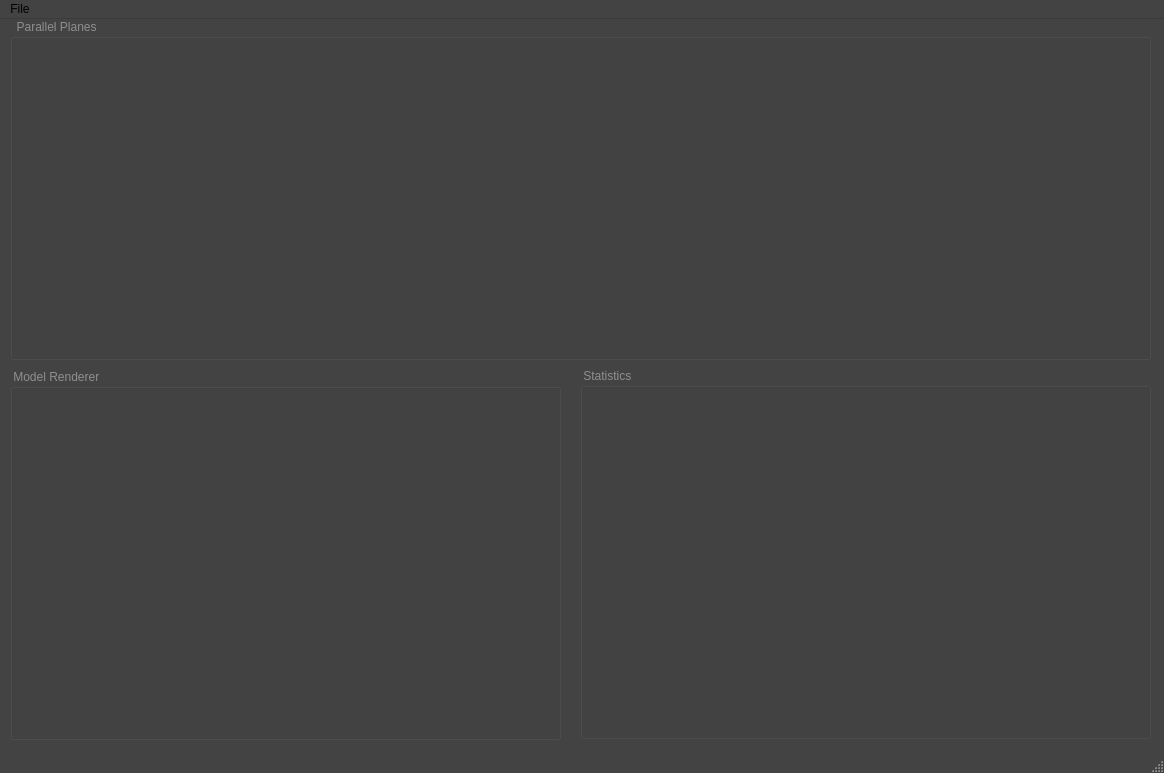
First picture: the form in MainWindow.ui, repository Jerdak/MassHeatMap, before the edit.
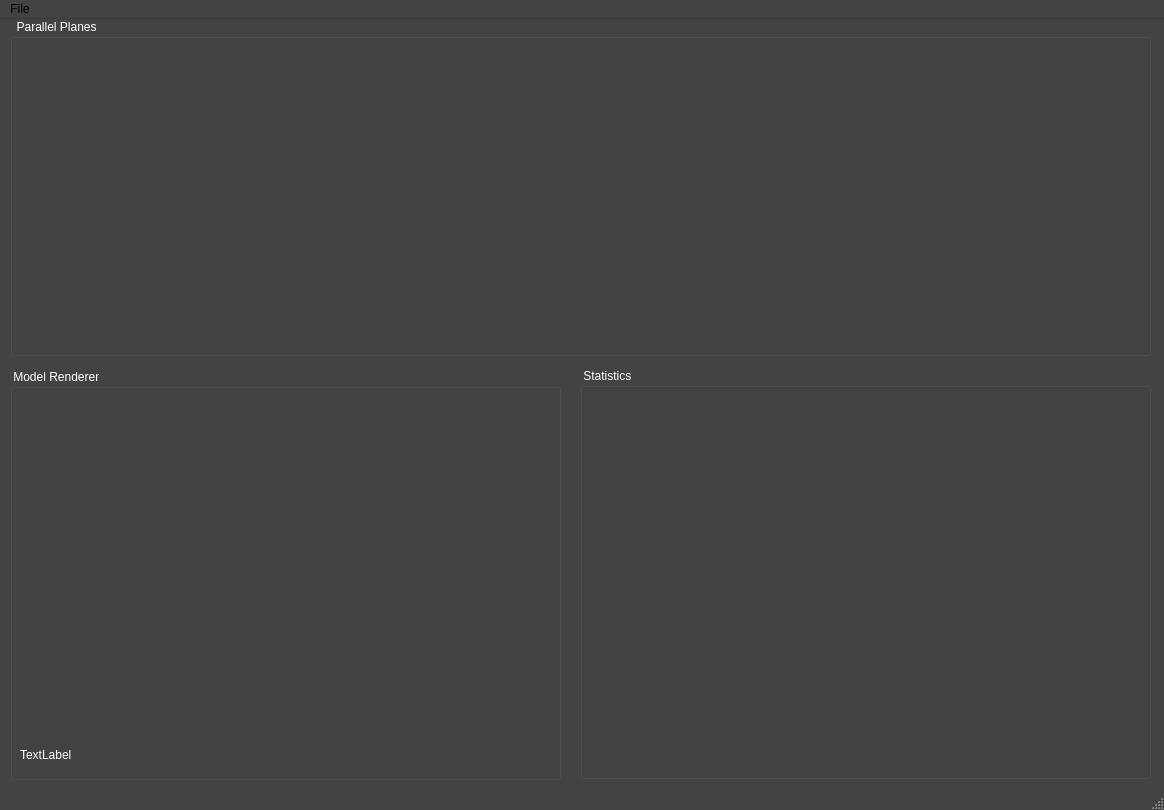
Second picture: the form after the edit. Custom widgets are drawn as their Qt base class.

What changed in the file:
```diff
--- a/MainWindow.ui
+++ b/MainWindow.ui
@@ -7,7 +7,7 @@
     <x>0</x>
     <y>0</y>
     <width>1164</width>
-    <height>773</height>
+    <height>810</height>
    </rect>
   </property>
   <property name="minimumSize">
@@ -182,9 +182,46 @@
       <x>10</x>
       <y>0</y>
       <width>1141</width>
-      <height>341</height>
+      <height>337</height>
      </rect>
     </property>
+    <property name="palette">
+     <palette>
+      <active>
+       <colorrole role="WindowText">
+        <brush brushstyle="SolidPattern">
+         <color alpha="255">
+          <red>255</red>
+          <green>255</green>
+          <blue>255</blue>
+         </color>
+        </brush>
+       </colorrole>
+      </active>
+      <inactive>
+       <colorrole role="WindowText">
+        <brush brushstyle="SolidPattern">
+         <color alpha="255">
+          <red>255</red>
+          <green>255</green>
+          <blue>255</blue>
+         </color>
+        </brush>
+       </colorrole>
+      </inactive>
+      <disabled>
+       <colorrole role="WindowText">
+        <brush brushstyle="SolidPattern">
+         <color alpha="255">
+          <red>120</red>
+          <green>120</green>
+          <blue>120</blue>
+         </color>
+        </brush>
+       </colorrole>
+      </disabled>
+     </palette>
+    </property>
     <property name="title">
      <string>  Parallel Planes </string>
     </property>
@@ -201,7 +238,7 @@
       <x>589</x>
       <y>369</y>
       <width>551</width>
-      <height>341</height>
+      <height>381</height>
      </rect>
     </property>
    </widget>
@@ -222,9 +259,46 @@
       <x>580</x>
       <y>349</y>
       <width>571</width>
-      <height>371</height>
+      <height>411</height>
      </rect>
     </property>
+    <property name="palette">
+     <palette>
+      <active>
+       <colorrole role="WindowText">
+        <brush brushstyle="SolidPattern">
+         <color alpha="255">
+          <red>255</red>
+          <green>255</green>
+          <blue>255</blue>
+         </color>
+        </brush>
+       </colorrole>
+      </active>
+      <inactive>
+       <colorrole role="WindowText">
+        <brush brushstyle="SolidPattern">
+         <color alpha="255">
+          <red>255</red>
+          <green>255</green>
+          <blue>255</blue>
+         </color>
+        </brush>
+       </colorrole>
+      </inactive>
+      <disabled>
+       <colorrole role="WindowText">
+        <brush brushstyle="SolidPattern">
+         <color alpha="255">
+          <red>120</red>
+          <green>120</green>
+          <blue>120</blue>
+         </color>
+        </brush>
+       </colorrole>
+      </disabled>
+     </palette>
+    </property>
     <property name="title">
      <string> Statistics </string>
     </property>
@@ -235,12 +309,62 @@
       <x>10</x>
       <y>350</y>
       <width>551</width>
-      <height>371</height>
+      <height>411</height>
      </rect>
     </property>
+    <property name="palette">
+     <palette>
+      <active>
+       <colorrole role="WindowText">
+        <brush brushstyle="SolidPattern">
+         <color alpha="255">
+          <red>255</red>
+          <green>255</green>
+          <blue>255</blue>
+         </color>
+        </brush>
+       </colorrole>
+      </active>
+      <inactive>
+       <colorrole role="WindowText">
+        <brush brushstyle="SolidPattern">
+         <color alpha="255">
+          <red>255</red>
+          <green>255</green>
+          <blue>255</blue>
+         </color>
+        </brush>
+       </colorrole>
+      </inactive>
+      <disabled>
+       <colorrole role="WindowText">
+        <brush brushstyle="SolidPattern">
+         <color alpha="255">
+          <red>120</red>
+          <green>120</green>
+          <blue>120</blue>
+         </color>
+        </brush>
+       </colorrole>
+      </disabled>
+     </palette>
+    </property>
     <property name="title">
      <string> Model Renderer</string>
     </property>
+    <widget class="QLabel" name="label">
+     <property name="geometry">
+      <rect>
+       <x>10</x>
+       <y>370</y>
+       <width>531</width>
+       <height>31</height>
+      </rect>
+     </property>
+     <property name="text">
+      <string>TextLabel</string>
+     </property>
+    </widget>
    </widget>
    <zorder>groupBox_2</zorder>
    <zorder>groupBox_3</zorder>
```
Left out of the diff: 2 changed lines with no effect on the pictures.
